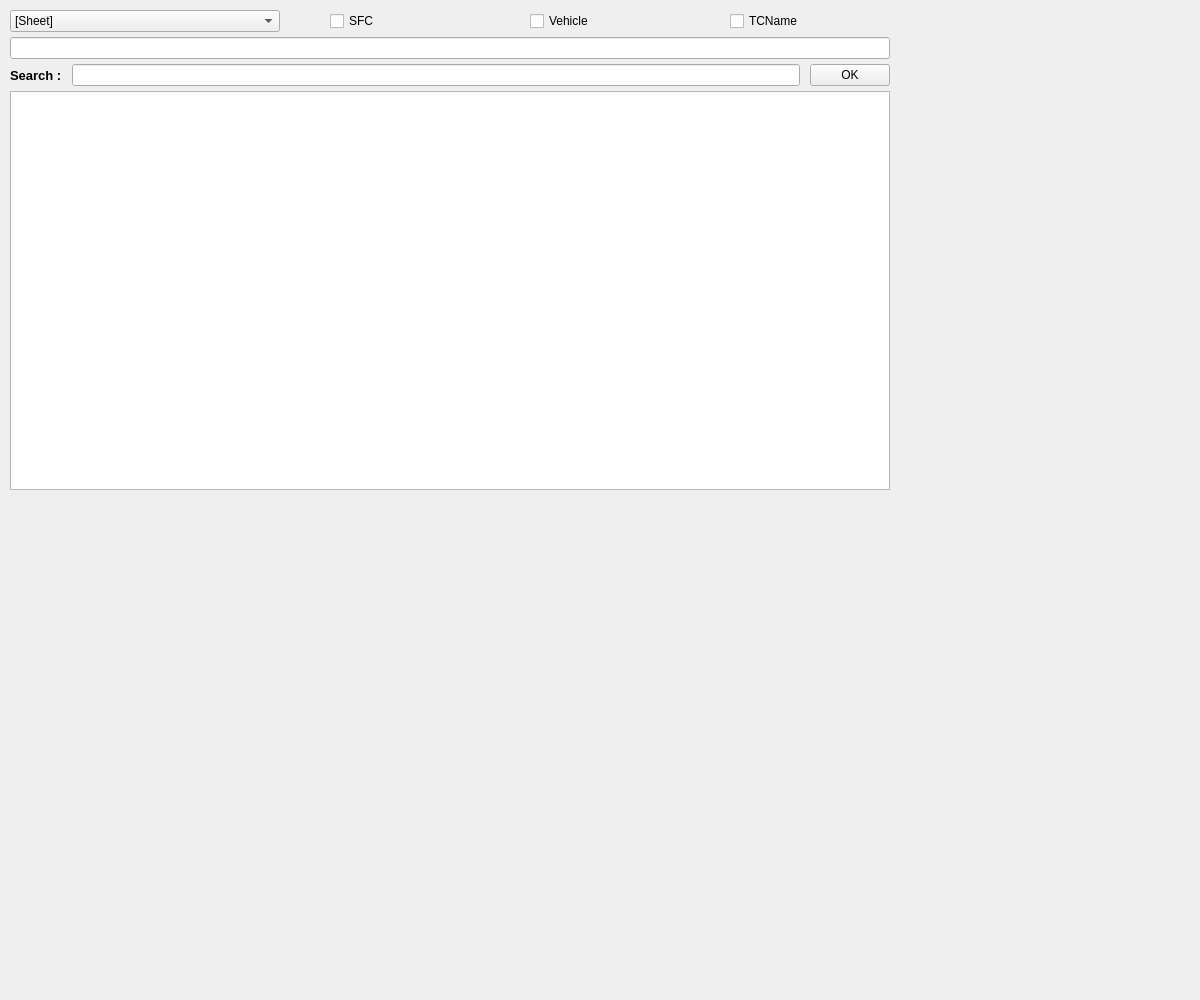
Old version of the form Application/Source/Dialog/Dialog.ui in the repository rlarudgh1997/Application.
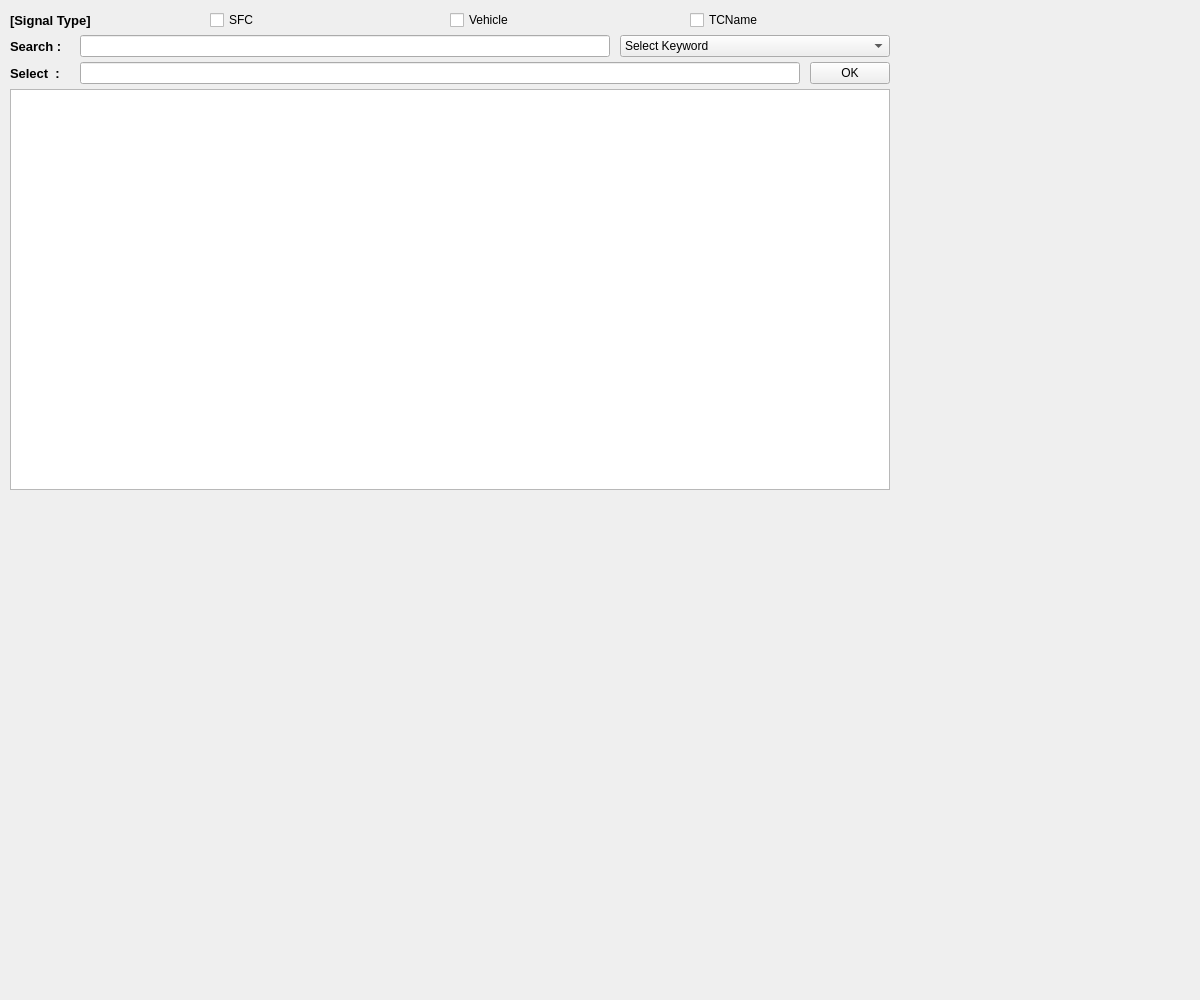
New version of the form. The open tabs and pages were chosen to show the change.

Patch:
```diff
--- a/Application/Source/Dialog/Dialog.ui
+++ b/Application/Source/Dialog/Dialog.ui
@@ -1146,35 +1146,42 @@
           <number>0</number>
          </property>
          <item>
-          <widget class="QComboBox" name="SelectKeyword">
+          <widget class="QLabel" name="AutoCompleteListCheckTitle">
+           <property name="sizePolicy">
+            <sizepolicy hsizetype="Expanding" vsizetype="Preferred">
+             <horstretch>0</horstretch>
+             <verstretch>0</verstretch>
+            </sizepolicy>
+           </property>
            <property name="maximumSize">
             <size>
-             <width>16777215</width>
+             <width>150</width>
              <height>16777215</height>
             </size>
            </property>
-           <item>
-            <property name="text">
-             <string>[Sheet]</string>
-            </property>
-           </item>
-           <item>
-            <property name="text">
-             <string>[NotTrigger]</string>
-            </property>
-           </item>
-           <item>
-            <property name="text">
-             <string>[Item 3]</string>
-            </property>
-           </item>
+           <property name="font">
+            <font>
+             <pointsize>10</pointsize>
+             <weight>75</weight>
+             <bold>true</bold>
+            </font>
+           </property>
+           <property name="text">
+            <string>[Signal Type]</string>
+           </property>
           </widget>
          </item>
          <item>
           <widget class="QCheckBox" name="ListCheck1">
+           <property name="sizePolicy">
+            <sizepolicy hsizetype="Preferred" vsizetype="Fixed">
+             <horstretch>0</horstretch>
+             <verstretch>0</verstretch>
+            </sizepolicy>
+           </property>
            <property name="maximumSize">
             <size>
-             <width>150</width>
+             <width>16777215</width>
              <height>40</height>
             </size>
            </property>
@@ -1188,9 +1195,15 @@
            <property name="enabled">
             <bool>true</bool>
            </property>
+           <property name="sizePolicy">
+            <sizepolicy hsizetype="Preferred" vsizetype="Fixed">
+             <horstretch>0</horstretch>
+             <verstretch>0</verstretch>
+            </sizepolicy>
+           </property>
            <property name="maximumSize">
             <size>
-             <width>150</width>
+             <width>16777215</width>
              <height>40</height>
             </size>
            </property>
@@ -1204,9 +1217,15 @@
          </item>
          <item>
           <widget class="QCheckBox" name="ListCheck3">
+           <property name="sizePolicy">
+            <sizepolicy hsizetype="Preferred" vsizetype="Fixed">
+             <horstretch>0</horstretch>
+             <verstretch>0</verstretch>
+            </sizepolicy>
+           </property>
            <property name="maximumSize">
             <size>
-             <width>150</width>
+             <width>16777215</width>
              <height>40</height>
             </size>
            </property>
@@ -1218,16 +1237,6 @@
         </layout>
        </widget>
       </item>
-      <item>
-       <widget class="QLineEdit" name="AutoCompleteDisplay">
-        <property name="maximumSize">
-         <size>
-          <width>16777215</width>
-          <height>23</height>
-         </size>
-        </property>
-       </widget>
-      </item>
       <item>
        <widget class="QWidget" name="AutoCompleteInputWidget" native="true">
         <layout class="QHBoxLayout" name="AutoCompleteInputWidget_">
@@ -1247,7 +1256,19 @@
           <number>0</number>
          </property>
          <item>
-          <widget class="QLabel" name="label">
+          <widget class="QLabel" name="AutoCompleteInputTitle">
+           <property name="sizePolicy">
+            <sizepolicy hsizetype="Expanding" vsizetype="Preferred">
+             <horstretch>0</horstretch>
+             <verstretch>0</verstretch>
+            </sizepolicy>
+           </property>
+           <property name="maximumSize">
+            <size>
+             <width>60</width>
+             <height>16777215</height>
+            </size>
+           </property>
            <property name="font">
             <font>
              <pointsize>10</pointsize>
@@ -1262,6 +1283,84 @@
          </item>
          <item>
           <widget class="QLineEdit" name="AutoCompleteInput">
+           <property name="sizePolicy">
+            <sizepolicy hsizetype="Preferred" vsizetype="Fixed">
+             <horstretch>0</horstretch>
+             <verstretch>0</verstretch>
+            </sizepolicy>
+           </property>
+           <property name="maximumSize">
+            <size>
+             <width>600</width>
+             <height>23</height>
+            </size>
+           </property>
+          </widget>
+         </item>
+         <item>
+          <widget class="QComboBox" name="SelectKeyword">
+           <property name="maximumSize">
+            <size>
+             <width>270</width>
+             <height>16777215</height>
+            </size>
+           </property>
+           <item>
+            <property name="text">
+             <string>Select Keyword</string>
+            </property>
+           </item>
+          </widget>
+         </item>
+        </layout>
+       </widget>
+      </item>
+      <item>
+       <widget class="QWidget" name="AutoCompleteDisplayWidget" native="true">
+        <layout class="QHBoxLayout" name="AutoCompleteDisplayWidget_">
+         <property name="spacing">
+          <number>10</number>
+         </property>
+         <property name="leftMargin">
+          <number>0</number>
+         </property>
+         <property name="topMargin">
+          <number>0</number>
+         </property>
+         <property name="rightMargin">
+          <number>0</number>
+         </property>
+         <property name="bottomMargin">
+          <number>0</number>
+         </property>
+         <item>
+          <widget class="QLabel" name="AutoCompleteDisplayTitle">
+           <property name="sizePolicy">
+            <sizepolicy hsizetype="Expanding" vsizetype="Preferred">
+             <horstretch>0</horstretch>
+             <verstretch>0</verstretch>
+            </sizepolicy>
+           </property>
+           <property name="maximumSize">
+            <size>
+             <width>60</width>
+             <height>16777215</height>
+            </size>
+           </property>
+           <property name="font">
+            <font>
+             <pointsize>10</pointsize>
+             <weight>75</weight>
+             <bold>true</bold>
+            </font>
+           </property>
+           <property name="text">
+            <string>Select  :</string>
+           </property>
+          </widget>
+         </item>
+         <item>
+          <widget class="QLineEdit" name="AutoCompleteDisplay">
            <property name="maximumSize">
             <size>
              <width>16777215</width>
@@ -1271,7 +1370,7 @@
           </widget>
          </item>
          <item>
-          <widget class="QPushButton" name="pushButton">
+          <widget class="QPushButton" name="AutoCompleteDisplayOK">
            <property name="text">
             <string>OK</string>
            </property>
```
